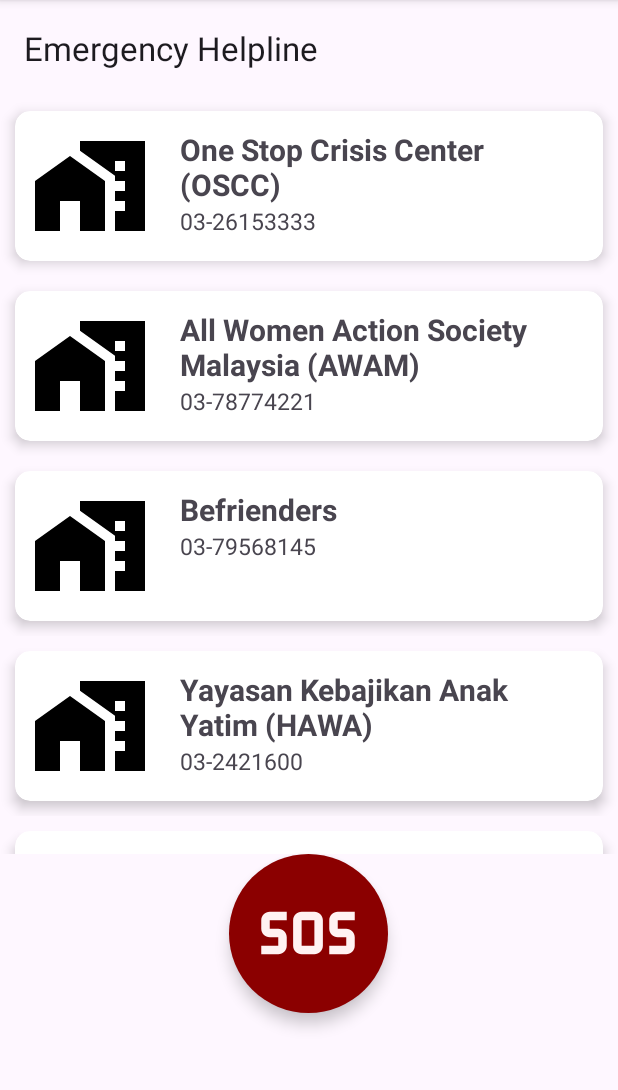
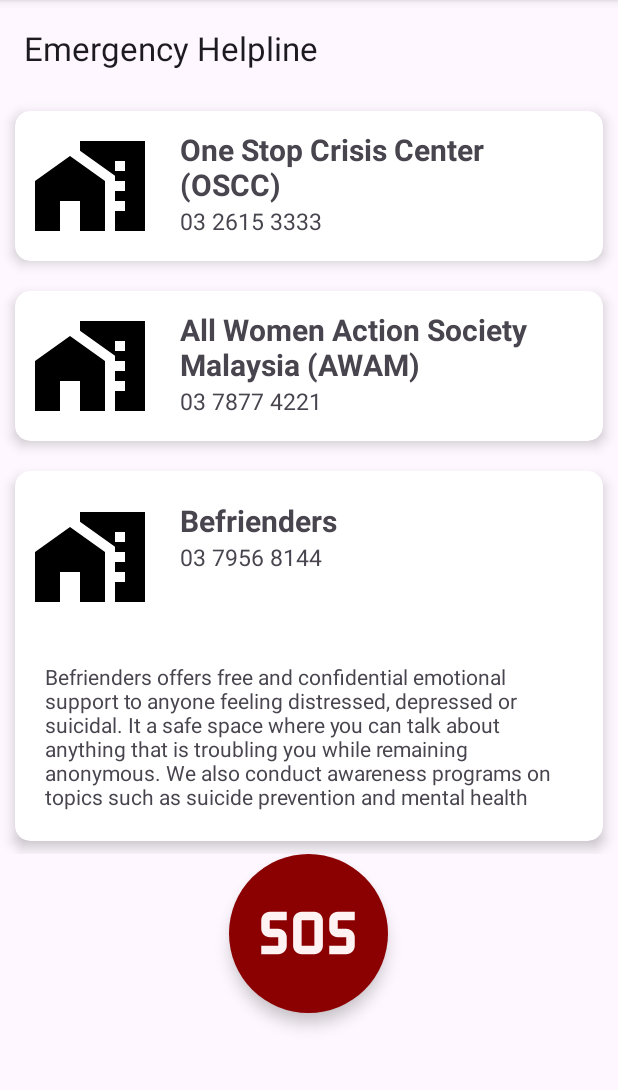
Before and after one commit to Aliff00/CrimeWatch-App, an Android app: the EmergencyFragment screen opened through its navigation route, after a tap on "SOS Call", on a phone screen of 412 x 824 dp, the part 96-1186 px from its top. Run offline under Robolectric (Android 15) with nearby library versions, the phone set to English and light mode, and no system bars; our stand-ins replace navigation-ui; 2 other taps on this screen came first.

Commit message:
Update Emergency Helpline

```diff
--- a/app/src/main/java/com/example/crimewatch/ContactModel.java
+++ b/app/src/main/java/com/example/crimewatch/ContactModel.java
@@ -4,42 +4,16 @@
     //class to hold data of contact - name and phone number
     private String phoneNo;
     private String name;
+    private String desc;
 
     // constructor
     public ContactModel(){
     }
-    public ContactModel(String name, String phoneNo) {
+    public ContactModel(String name, String phoneNo, String desc) {
         this.phoneNo = phoneNo;
         this.name = name;
+        this.desc= desc;
     }
-
-    /* validate the phone number, and reformat is necessary
-    private String validate(String phone) {
-
-        // creating StringBuilder for both the cases
-        StringBuilder case1 = new StringBuilder("+60");
-        StringBuilder case2 = new StringBuilder("");
-
-        // check if the string already has a "+"
-        if (phone.charAt(0) != '+') {
-            for (int i = 0; i < phone.length(); i++) {
-                // remove any spaces or "-"
-                if (phone.charAt(i) != '-' && phone.charAt(i) != ' ') {
-                    case1.append(phone.charAt(i));
-                }
-            }
-            return case1.toString();
-        } else {
-            for (int i = 0; i < phone.length(); i++) {
-                // remove any spaces or "-"
-                if (phone.charAt(i) != '-' || phone.charAt(i) != ' ') {
-                    case2.append(phone.charAt(i));
-                }
-            }
-            return case2.toString();
-        }
-
-    }*/
 
     public String getPhoneNo() {
         return phoneNo;
@@ -49,7 +23,17 @@
         return name;
     }
 
+    public String getDesc() {
+        return desc;
+    }
+
     public void setName(String name) {
         this.name = name;
     }
+    public void setPhoneNo(String phoneNo) {
+        this.phoneNo = phoneNo;
+    }
+    public void setDesc(String desc) {
+        this.desc = desc;
+    }
 }
--- a/app/src/main/java/com/example/crimewatch/EmergencyAdapter.java
+++ b/app/src/main/java/com/example/crimewatch/EmergencyAdapter.java
@@ -1,9 +1,12 @@
 package com.example.crimewatch;
 
+import android.annotation.SuppressLint;
+import android.transition.TransitionManager;
 import android.view.LayoutInflater;
 import android.view.View;
 import android.view.ViewGroup;
 import android.widget.ImageView;
+import android.widget.LinearLayout;
 import android.widget.TextView;
 
 import androidx.annotation.NonNull;
@@ -13,6 +16,9 @@
 
 public class EmergencyAdapter extends RecyclerView.Adapter<EmergencyAdapter.MyViewHolder> {
     private List<ContactModel> dataList;
+
+    private int mExpandedPosition = -1;
+    private int previousExpandedPosition = -1;
 
     public EmergencyAdapter(List<ContactModel> dataList) {
         this.dataList = dataList;
@@ -26,13 +32,27 @@
     }
 
     @Override
-    public void onBindViewHolder(@NonNull MyViewHolder holder, int position) {
+    public void onBindViewHolder(@NonNull MyViewHolder holder, @SuppressLint("RecyclerView") int position) {
         ContactModel item = dataList.get(position);
         holder.textViewTitle.setText(item.getName());
         holder.textViewPhoneNumber.setText(item.getPhoneNo());
-        // Load image using a library like Picasso or Glide
-        // Example using Picasso:
-        // Picasso.get().load(item.getImageUrl()).into(holder.imageView);
+        holder.textViewDesc.setText(item.getDesc());
+
+        final boolean isExpanded = position==mExpandedPosition;
+        holder.hiddenView.setVisibility(isExpanded?View.VISIBLE:View.GONE);
+        holder.itemView.setActivated(isExpanded);
+
+        if (isExpanded)
+            previousExpandedPosition = position;
+
+        holder.itemView.setOnClickListener(new View.OnClickListener() {
+            @Override
+            public void onClick(View v) {
+                mExpandedPosition = isExpanded ? -1:position;
+                notifyItemChanged(previousExpandedPosition);
+                notifyItemChanged(position);
+            }
+        });
 
     }
 
@@ -45,12 +65,17 @@
         TextView textViewTitle;
         TextView textViewPhoneNumber;
         ImageView imageView;
+        LinearLayout hiddenView;
+
+        TextView textViewDesc;
 
         public MyViewHolder(@NonNull View itemView) {
             super(itemView);
             textViewTitle = itemView.findViewById(R.id.TVTitleHelpline);
             imageView = itemView.findViewById(R.id.IVHelpline);
             textViewPhoneNumber = itemView.findViewById(R.id.TVPhoneHelpline);
+            hiddenView = itemView.findViewById(R.id.hiddenView);
+            textViewDesc = itemView.findViewById(R.id.TVDescHelpline);
         }
     }
 }
--- a/app/src/main/java/com/example/crimewatch/EmergencyFragment.java
+++ b/app/src/main/java/com/example/crimewatch/EmergencyFragment.java
@@ -6,7 +6,6 @@
 
 import androidx.annotation.NonNull;
 import androidx.annotation.Nullable;
-import androidx.appcompat.widget.Toolbar;
 import androidx.fragment.app.Fragment;
 import androidx.recyclerview.widget.LinearLayoutManager;
 import androidx.recyclerview.widget.RecyclerView;
@@ -14,12 +13,10 @@
 import android.view.LayoutInflater;
 import android.view.View;
 import android.view.ViewGroup;
-import android.widget.ImageButton;
 
 import com.google.android.material.floatingactionbutton.FloatingActionButton;
 
 import java.util.ArrayList;
-import java.util.Arrays;
 import java.util.List;
 
 /**
@@ -31,16 +28,12 @@
 
     private RecyclerView recyclerView;
     private EmergencyAdapter adapter;
-    private Toolbar toolbar;
     private FloatingActionButton fab;
-    private ImageButton imageButton;
 
-    // TODO: Rename parameter arguments, choose names that match
     // the fragment initialization parameters, e.g. ARG_ITEM_NUMBER
     private static final String ARG_PARAM1 = "param1";
     private static final String ARG_PARAM2 = "param2";
 
-    // TODO: Rename and change types of parameters
     private String mParam1;
     private String mParam2;
 
@@ -84,17 +77,17 @@
         recyclerView.setLayoutManager(new LinearLayoutManager(getActivity()));
         //contactlist
         List<ContactModel> dataList = new ArrayList<>();
-        dataList.add(new ContactModel("One Stop Crisis Center (OSCC)","03-26153333"));
+        dataList.add(new ContactModel("One Stop Crisis Center (OSCC)","03 2615 3333",getResources().getString(R.string.OSCC)));
 
-        dataList.add(new ContactModel("All Women Action Society Malaysia (AWAM)","03-78774221"));
+        dataList.add(new ContactModel("All Women Action Society Malaysia (AWAM)","03 7877 4221",getResources().getString(R.string.AWAM)));
 
-        dataList.add(new ContactModel("Befrienders","03-79568145"));
+        dataList.add(new ContactModel("Befrienders","03 7956 8144",getResources().getString(R.string.BF)));
 
-        dataList.add(new ContactModel("Yayasan Kebajikan Anak Yatim (HAWA)","03-2421600"));
+        dataList.add(new ContactModel("Malaysian Mental Health Association","03 2780 6803",getResources().getString(R.string.HAWA)));
 
-        dataList.add(new ContactModel("Talian Nur","03-151999"));
+        dataList.add(new ContactModel("Talian NUR","15999",getResources().getString(R.string.NUR)));
 
-        dataList.add(new ContactModel("Woman Aid Organisation (WAO)","03-79563488"));
+        dataList.add(new ContactModel("Woman Aid Organisation (WAO)","03 7956 3488",getResources().getString(R.string.WAO)));
         adapter = new EmergencyAdapter(dataList);
         recyclerView.setAdapter(adapter);
 
--- a/app/src/main/res/layout/cardview_emergency_item.xml
+++ b/app/src/main/res/layout/cardview_emergency_item.xml
@@ -20,6 +20,15 @@
         <androidx.constraintlayout.widget.ConstraintLayout
             android:layout_width="match_parent"
             android:layout_height="match_parent">
+
+            <androidx.constraintlayout.widget.ConstraintLayout
+                android:id="@+id/fixedView"
+                android:layout_width="match_parent"
+                android:layout_height="wrap_content"
+                app:layout_constraintBottom_toBottomOf="parent"
+                app:layout_constraintTop_toTopOf="parent"
+                app:layout_constraintVertical_bias="0.048"
+                tools:layout_editor_absoluteX="0dp">
 
                 <ImageView
                     android:id="@+id/IVHelpline"
@@ -56,10 +65,26 @@
                     app:layout_constraintStart_toEndOf="@+id/IVHelpline"
                     app:layout_constraintTop_toBottomOf="@id/TVTitleHelpline" />
 
-
             </androidx.constraintlayout.widget.ConstraintLayout>
 
+            <LinearLayout
+                android:id="@+id/hiddenView"
+                android:layout_width="match_parent"
+                android:layout_height="wrap_content"
+                android:orientation="vertical"
+                android:visibility="visible"
+                app:layout_constraintTop_toBottomOf="@id/fixedView"
+                app:layout_constraintStart_toStartOf="parent">
+
+                <TextView
+                    android:id="@+id/TVDescHelpline"
+                    android:layout_width="wrap_content"
+                    android:layout_height="wrap_content"
+                    android:layout_margin="20dp"
+                    android:text="Description......" />
+
+            </LinearLayout>
+        </androidx.constraintlayout.widget.ConstraintLayout>
     </androidx.cardview.widget.CardView>
 
-
 </LinearLayout>
--- a/app/src/main/res/values/strings.xml
+++ b/app/src/main/res/values/strings.xml
@@ -2,4 +2,12 @@
     <string name="app_name">CrimeWatch</string>
     <!-- TODO: Remove or change this placeholder text -->
     <string name="hello_blank_fragment">Hello blank fragment</string>
+
+    <string name="OSCC">The One Stop Crisis Center (OSCC) service is an integrated and comprehensive multiagency service center established in all Emergency and Trauma Departments (ETD) of the Ministry Of Health for the management of survivors of domestic violence, sexual assault, child abuse and neglect. The survivors are seen at the center where all agencies converge to manage them.</string>
+    <string name="AWAM">AWAM provides training to raise awareness about issues relating to violence against women, advocacy for improved legislation and policies for women, and counseling services and legal information for women facing discrimination or violence</string>
+    <string name="BF">Befrienders offers free and confidential emotional support to anyone feeling distressed, depressed or suicidal. It a safe space where you can talk about anything that is troubling you while remaining anonymous. We also conduct awareness programs on topics such as suicide prevention and mental health</string>
+    <string name="HAWA">The Malaysian Mental Health Association (MMHA) is a non-profit Non-Government Organisation registered under the Societies Act 1966 MMHA is managed by an elected committee of interested persons and professionals in the community, including caregivers of persons living with mental disorders.</string>
+    <string name="NUR"> Talian Nur is the hotline link to enable early intervention for victims of domestic violence, child abuse, and natural disasters and this is powered by Juris Contact.</string>
+    <string name="WAO">Womens Aid Organisation (WAO) is a Malaysian NGO that provides free shelter, counselling, and crisis support to women and children who experience abuse.</string>
+
 </resources>
```
Lines whose indentation alone changed are shown as unchanged.
